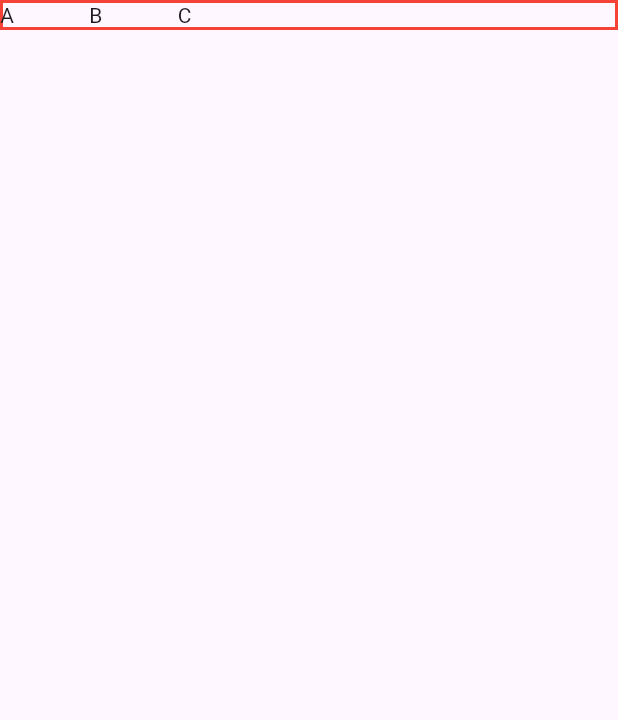
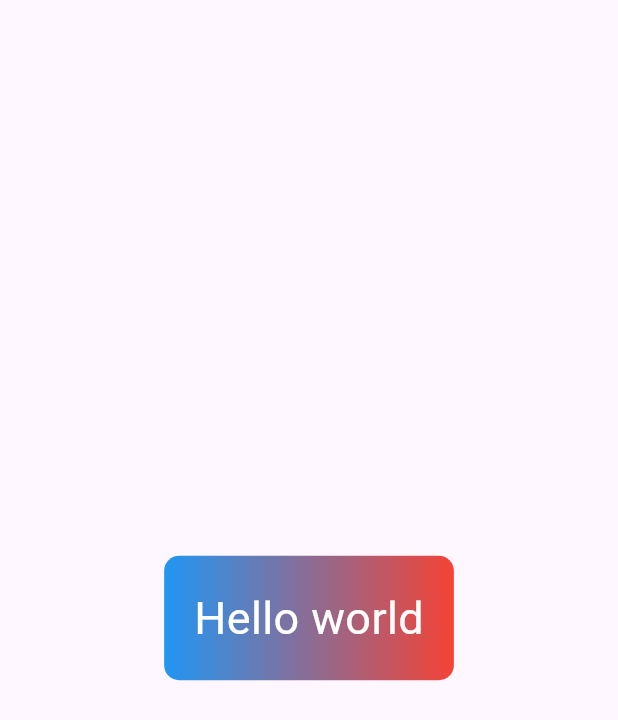
Before and after one commit to dwhao84/practice_column, a Flutter app: the screen it shows after launch, on a phone screen of 412 x 824 dp. Shown: the top 720 px of the screen. Run offline on Flutter 3.47's test engine with Material 3 defaults, Android fonts, the light colour scheme and no system bars.

Commit message:
Adjust content in main.dart

```diff
--- a/lib/main.dart
+++ b/lib/main.dart
@@ -1,15 +1,12 @@
 import 'package:flutter/material.dart';
-import 'package:flutter/rendering.dart'; // import debug的package。
 
 void main() {
-  debugPaintSizeEnabled = true; // 解析 debug的畫面。
-  runApp(const MyApp());
+  runApp(const MyApp()); // 改為 MyApp，而不是 MyHomePage
 }
 
 class MyApp extends StatelessWidget {
   const MyApp({super.key});
 
-  // This widget is the root of your application.
   @override
   Widget build(BuildContext context) {
     return MaterialApp(
@@ -23,34 +20,25 @@ class MyApp extends StatelessWidget {
   }
 }
 
-// 了解 DecoratedBox的用法：
-// 了解 row的用法
-
 class MyHomePage extends StatelessWidget {
   const MyHomePage({super.key});
 
   @override
   Widget build(BuildContext context) {
     return Scaffold(
-      body: SafeArea(
-        child: DecoratedBox(
-          decoration: BoxDecoration(
-            border: Border.all(
-              color: Colors.red,
-              width: 2,
+      body: Center(
+        child: Container(
+            padding: EdgeInsets.symmetric(horizontal: 20, vertical: 20),
+            decoration: BoxDecoration(
+              borderRadius: BorderRadius.circular(10),
+              gradient: const LinearGradient(
+                colors: [Colors.blue, Colors.red],
+              ),
             ),
-          ),
-          child: const Row(
-            children: [
-              Text("A"),
-              SizedBox(width: 50),
-              Text("B"),
-              SizedBox(width: 50),
-              Text("C"),
-              SizedBox(width: 50),
-            ],
-          ),
-        ),
+            child: const Text(
+              "Hello world",
+              style: TextStyle(fontSize: 30, color: Colors.white),
+            )),
       ),
     );
   }
```
